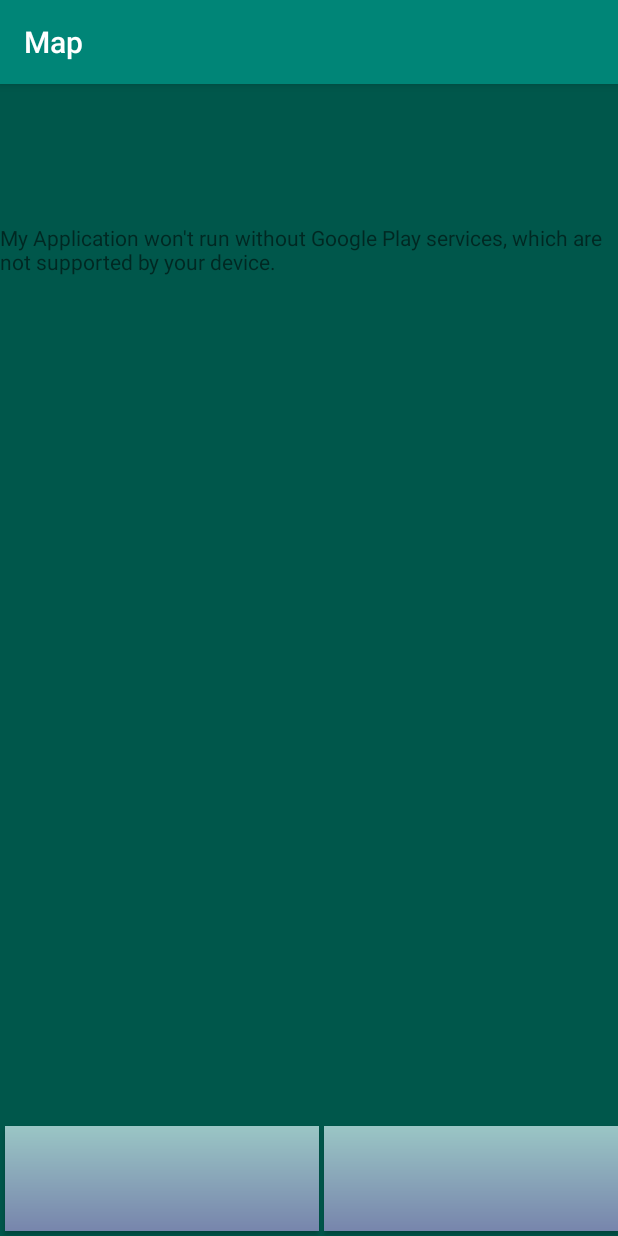
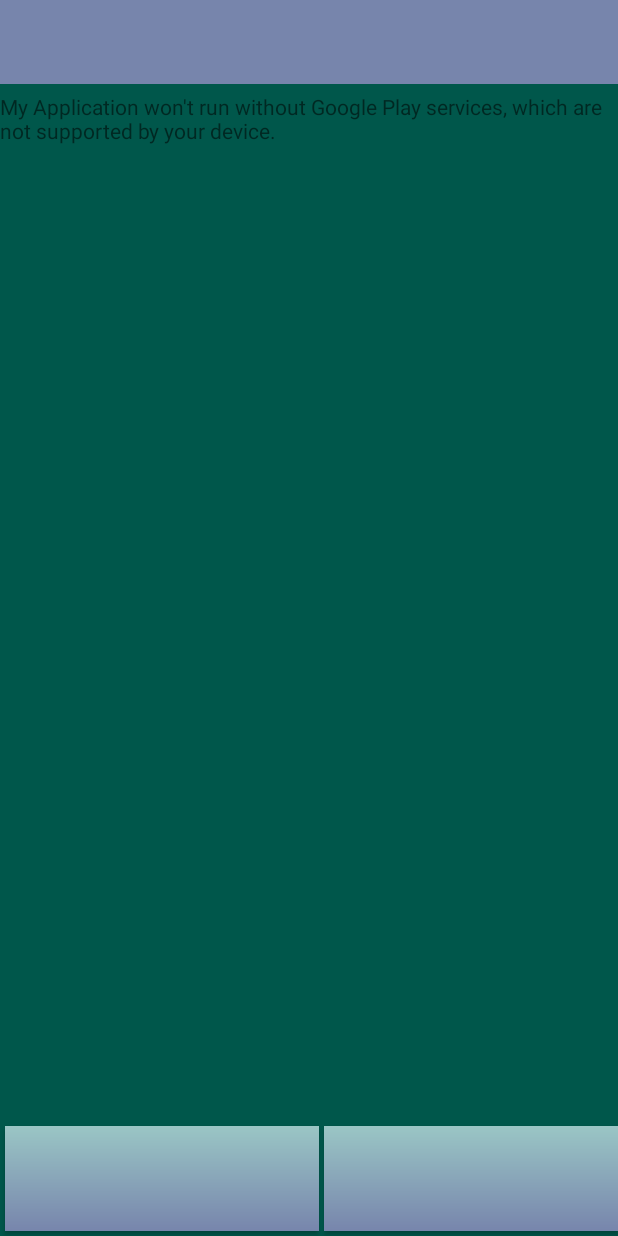
Before and after one commit to Mielan/IBMHack, an Android app: the screen it shows after launch (MapsActivity), on a phone screen of 412 x 824 dp. Run offline under Robolectric (Android 15) with nearby library versions, the phone set to English and light mode, and no system bars.

Commit message:
change style

```diff
--- a/MyApplication/app/src/main/java/com/example/myapplication/MapsActivity.java
+++ b/MyApplication/app/src/main/java/com/example/myapplication/MapsActivity.java
@@ -91,7 +91,7 @@
                 .findFragmentById(R.id.map);
         mapFragment.getMapAsync(this);
 
-        //Toolbar toolbar = findViewById(R.id.toolbar);
+        Toolbar toolbar = findViewById(R.id.toolbar);
         //setSupportActionBar(toolbar);
 
     }
@@ -273,9 +273,7 @@
         LatLng latLng = new LatLng(location.getLatitude(), location.getLongitude());
 
         try {
-
             Juser = new JSONObject(latLng.toString());
-
         } catch (JSONException e) {
             Log.e("json", "unexpected JSON exception", e);
         }
--- a/MyApplication/app/src/main/res/layout/activity_maps.xml
+++ b/MyApplication/app/src/main/res/layout/activity_maps.xml
@@ -8,12 +8,22 @@
     tools:context=".MapsActivity">
 
 
+    <include
+    android:id="@+id/toolbar"
+    layout="@layout/toolbar"
+    android:layout_width="match_parent"
+    android:layout_height="wrap_content"
+    android:visibility="visible" />
+
+
     <fragment xmlns:map="http://schemas.android.com/apk/res-auto"
         android:id="@+id/map"
         android:name="com.google.android.gms.maps.SupportMapFragment"
         android:layout_width="match_parent"
-        android:layout_height="600dp"
+        android:layout_height="595dp"
+        android:layout_below="@+id/toolbar"
         android:layout_alignParentBottom="true"
+        android:layout_marginTop="5dp"
         android:layout_marginBottom="75dp"
         tools:context=".MapsActivity" />
 
--- a/MyApplication/app/src/main/res/layout/toolbar.xml
+++ b/MyApplication/app/src/main/res/layout/toolbar.xml
@@ -2,7 +2,7 @@
 <android.support.v7.widget.Toolbar xmlns:android="http://schemas.android.com/apk/res/android"
     android:layout_width="match_parent"
     android:layout_height="wrap_content"
-    android:background="@color/colorPrimary"
+    android:background="@color/a_topBlue"
 
     >
 
--- a/MyApplication/app/src/main/res/values/styles.xml
+++ b/MyApplication/app/src/main/res/values/styles.xml
@@ -1,7 +1,7 @@
 <resources>
 
     <!-- Base application theme. -->
-    <style name="AppTheme" parent="Theme.AppCompat.Light.DarkActionBar">
+    <style name="AppTheme" parent="Theme.AppCompat.Light.NoActionBar">
         <!-- Customize your theme here. -->
         <item name="colorPrimary">@color/colorPrimary</item>
         <item name="colorPrimaryDark">@color/colorPrimaryDark</item>
```
